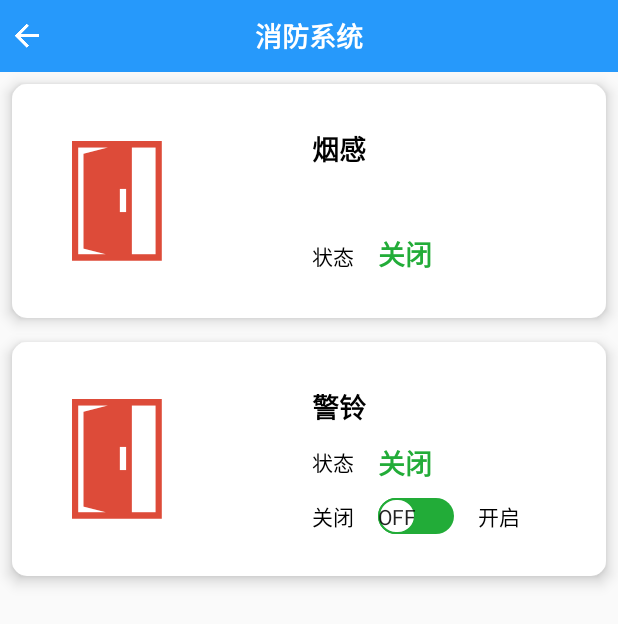
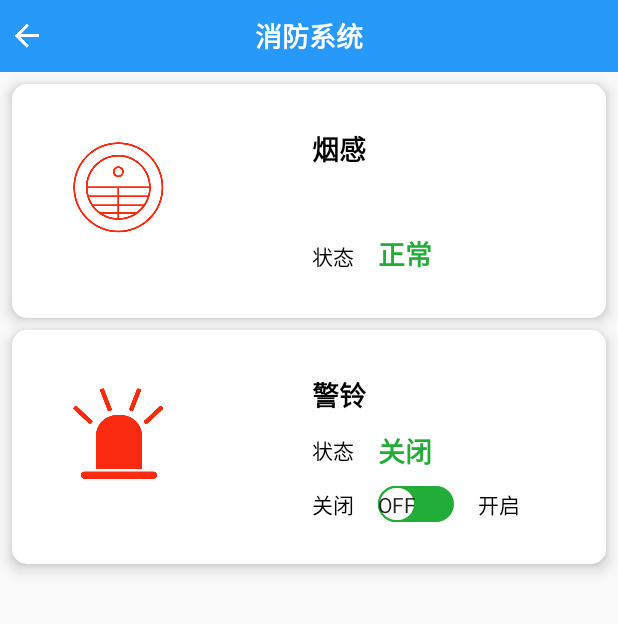
Before and after one commit to 123456789lgj/bisien, an Android app: the FireActivity screen opened directly, with no data from a screen before it, on a phone screen of 412 x 824 dp. Shown: the top 624 px of the screen. Run offline under Robolectric (Android 15) with nearby library versions, the phone set to English and light mode, and no system bars; Roboto replaces fonts that are not available here.

Commit message:
同步代码

```diff
--- a/app/src/main/java/com/bisien/dems/activity/fragment/StatusFragment.java
+++ b/app/src/main/java/com/bisien/dems/activity/fragment/StatusFragment.java
@@ -27,8 +27,6 @@ import com.bisien.dems.activity.utils.DialogLoading;
 import com.bisien.dems.activity.utils.MyHttpUtils;
 import com.bisien.dems.activity.utils.UiUtils;
 import com.google.gson.Gson;
-
-import org.w3c.dom.Text;
 
 import java.util.ArrayList;
 
--- a/app/src/main/res/layout/activity_fire.xml
+++ b/app/src/main/res/layout/activity_fire.xml
@@ -20,7 +20,7 @@
             android:layout_marginLeft="40dp"
             android:layout_marginTop="38dp"
             android:layout_marginBottom="38dp"
-            android:src="@mipmap/ic_access_logo" />
+            android:src="@mipmap/fire_smoking" />
         <TextView
             android:id="@+id/tvName"
             android:layout_width="wrap_content"
@@ -56,14 +56,16 @@
                 android:layout_height="wrap_content"
                 android:layout_centerVertical="true"
                 android:layout_marginLeft="16dp"
-                android:text="关闭"
+                android:text="正常"
                 android:textColor="@color/count_green"
                 android:textSize="18sp"
                 android:textStyle="bold" />
         </LinearLayout>
     </RelativeLayout>
     <RelativeLayout
-        android:layout_margin="8dp"
+        android:layout_marginLeft="8dp"
+        android:layout_marginRight="8dp"
+        android:layout_marginBottom="8dp"
         android:translationZ="6dp"
         android:layout_width="match_parent"
         android:layout_height="156dp"
@@ -75,7 +77,7 @@
             android:layout_marginLeft="40dp"
             android:layout_marginTop="38dp"
             android:layout_marginBottom="38dp"
-            android:src="@mipmap/ic_access_logo" />
+            android:src="@mipmap/fire_alarm" />
 
         <TextView
             android:id="@+id/tvNameAlarm"
```
Also changed, not shown: app/src/main/java/com/bisien/dems/activity/FireActivity.java (+5 -4 lines), app/src/main/res/mipmap-xxhdpi/fire_alarm.png (added), app/src/main/res/mipmap-xxhdpi/fire_smoking.png (added).
